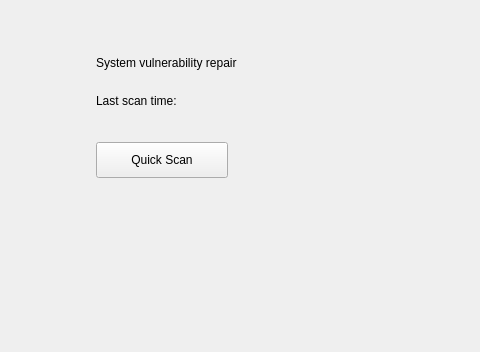
Qt form plugins/gui/vulnerability/vulnerability-page.ui (openeuler-mirror/ks-ssr) before a commit; both pictures show x 331 to 811 and y 119 to 471 of the 912 by 471 pixel window.
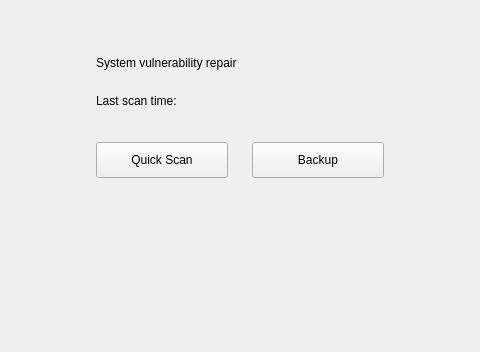
The same form after that commit. Custom widgets are drawn as their Qt base class.

Commit message: feature（vulnerability）：modify boxlayout layout pushbutton m btn - 前端备份回退功能

Patch:
```diff
--- a/plugins/gui/vulnerability/vulnerability-page.ui
+++ b/plugins/gui/vulnerability/vulnerability-page.ui
@@ -220,6 +220,8 @@
            </widget>
           </item>
           <item>
+           <layout class="QHBoxLayout" name="horizontalLayout_3">
+            <item>
            <widget class="QPushButton" name="m_btnScan">
             <property name="sizePolicy">
              <sizepolicy hsizetype="Fixed" vsizetype="Fixed">
@@ -249,6 +251,27 @@
              <bool>true</bool>
             </property>
            </widget>
+            </item>
+            <item>
+             <widget class="QPushButton" name="m_btnBackup">
+              <property name="minimumSize">
+               <size>
+                <width>132</width>
+                <height>36</height>
+               </size>
+              </property>
+              <property name="maximumSize">
+               <size>
+                <width>132</width>
+                <height>36</height>
+               </size>
+              </property>
+              <property name="text">
+               <string>Backup</string>
+              </property>
+             </widget>
+            </item>
+           </layout>
           </item>
           <item>
            <spacer name="verticalSpacer">
```
Lines whose indentation alone changed are shown as unchanged.
